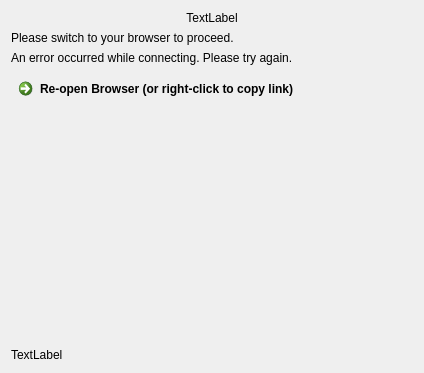
Above: src/gui/wizard/flow2authcredspage.ui from nextcloud/desktop before the change. Below: the same form after it.
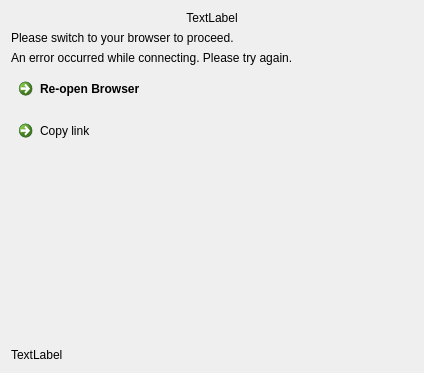
That is the form after the change.

Commit message:
Qt5.5 compatiblity patch for login flow V2 + UI improvment
Removes the right-click function for the "Re-open browser" buttons because
they are not intuitive for the user.

Adds a dedicated "Copy link" button.

Implements Qt 5.5 fixes based on: https://github.com/nextcloud/desktop/pull/1392

The edit to the form file:
```diff
--- a/src/gui/wizard/flow2authcredspage.ui
+++ b/src/gui/wizard/flow2authcredspage.ui
@@ -53,7 +53,20 @@
    <item>
     <widget class="QCommandLinkButton" name="openLinkButton">
      <property name="text">
-      <string>Re-open Browser (or right-click to copy link)</string>
+      <string>Re-open Browser</string>
+     </property>
+    </widget>
+   </item>
+   <item>
+    <widget class="QCommandLinkButton" name="copyLinkButton">
+     <property name="font">
+      <font>
+       <weight>50</weight>
+       <bold>false</bold>
+      </font>
+     </property>
+     <property name="text">
+      <string>Copy link</string>
      </property>
     </widget>
    </item>
```
The commit also changes 8 other files.
